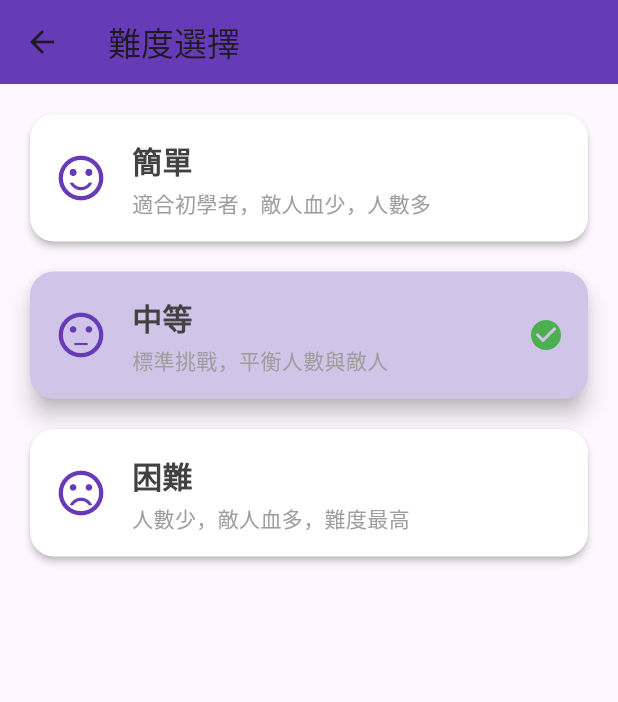
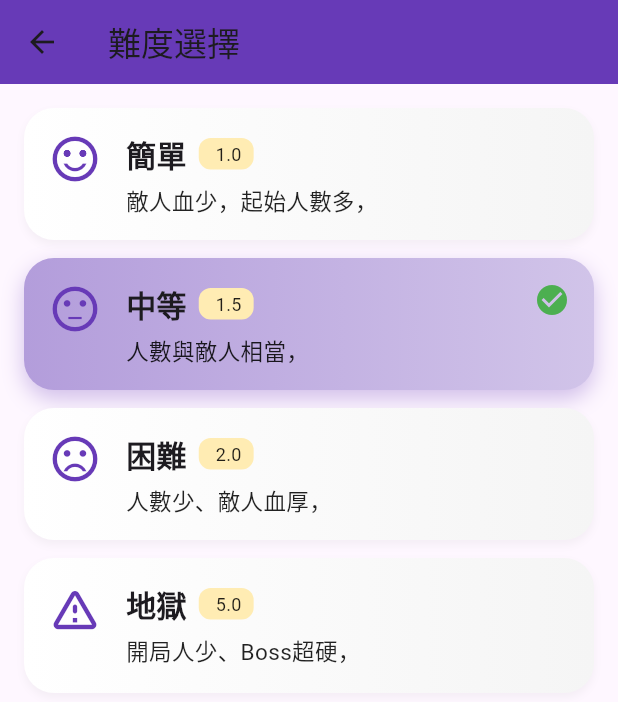
Before and after one commit to timo456/math-clash-web, a Flutter app: the DifficultyPage screen opened directly, on a phone screen of 412 x 824 dp. Shown: the top 702 px of the screen. Run offline on Flutter 3.47's test engine with Material 3 defaults, Android fonts, the phone set to English and light mode, and no system bars; our stand-ins replace audioplayers, cloud_firestore, firebase_auth, firebase_core, google_sign_in, shared_preferences; accounts and stored records are empty.

Commit message:
??靽格??摩??Ｘ?摮?

```diff
--- a/lib/difficulty_page.dart
+++ b/lib/difficulty_page.dart
@@ -38,9 +38,26 @@ class _DifficultyPageState extends State<DifficultyPage> {
   @override
   Widget build(BuildContext context) {
     final difficulties = [
-      {'label': '簡單', 'desc': '適合初學者，敵人血少，人數多', 'icon': Icons.sentiment_satisfied_alt},
-      {'label': '中等', 'desc': '標準挑戰，平衡人數與敵人', 'icon': Icons.sentiment_neutral},
-      {'label': '困難', 'desc': '人數少，敵人血多，難度最高', 'icon': Icons.sentiment_very_dissatisfied},
+      {
+        'label': '簡單',
+        'desc': '👶 適合新手：敵人血少，起始人數多，得分倍率 1.0x',
+        'icon': Icons.sentiment_satisfied_alt
+      },
+      {
+        'label': '中等',
+        'desc': '⚖️ 平衡挑戰：人數與敵人相當，得分倍率 1.5x',
+        'icon': Icons.sentiment_neutral
+      },
+      {
+        'label': '困難',
+        'desc': '😓 高手入門：人數少、敵人血厚，得分倍率 2.0x',
+        'icon': Icons.sentiment_very_dissatisfied
+      },
+      {
+        'label': '地獄',
+        'desc': '🔥 地獄模式：開局人少、Boss超硬，得分倍率 5.0x',
+        'icon': Icons.warning_amber_rounded
+      },
     ];
 
     return Scaffold(
@@ -58,13 +75,21 @@ class _DifficultyPageState extends State<DifficultyPage> {
 
           return GestureDetector(
             onTap: () => _setDifficulty(item['label'].toString()),
-            child: Card(
-              elevation: isSelected ? 6 : 2,
-              color: isSelected ? Colors.deepPurple.shade100 : Colors.white,
-              shape: RoundedRectangleBorder(borderRadius: BorderRadius.circular(16)),
-              child: Padding(
-                padding: const EdgeInsets.all(16.0),
+            child: AnimatedContainer(
+              duration: const Duration(milliseconds: 300),
+              curve: Curves.easeOut,
+              decoration: BoxDecoration(
+                gradient: isSelected
+                    ? LinearGradient(colors: [Colors.deepPurple.shade200, Colors.deepPurple.shade100])
+                    : LinearGradient(colors: [Colors.white, Colors.grey.shade100]),
+                borderRadius: BorderRadius.circular(20),
+                boxShadow: isSelected
+                    ? [BoxShadow(color: Colors.deepPurple.withOpacity(0.3), blurRadius: 12, offset: Offset(0, 6))]
+                    : [BoxShadow(color: Colors.grey.withOpacity(0.1), blurRadius: 4, offset: Offset(0, 3))],
+              ),
+              padding: const EdgeInsets.all(16),
               child: Row(
+                crossAxisAlignment: CrossAxisAlignment.start,
                 children: [
                   Icon(item['icon'] as IconData, size: 36, color: Colors.deepPurple),
                   const SizedBox(width: 16),
@@ -72,18 +97,37 @@ class _DifficultyPageState extends State<DifficultyPage> {
                     child: Column(
                       crossAxisAlignment: CrossAxisAlignment.start,
                       children: [
+                        Row(
+                          children: [
                             Text(
                               item['label'].toString(),
-                            style: TextStyle(
+                              style: const TextStyle(
                                 fontSize: 20,
                                 fontWeight: FontWeight.bold,
-                              color: Colors.grey[800],
                               ),
                             ),
-                          const SizedBox(height: 4),
+                            const SizedBox(width: 8),
+                            Container(
+                              padding: const EdgeInsets.symmetric(horizontal: 8, vertical: 2),
+                              decoration: BoxDecoration(
+                                color: Colors.amber.shade100,
+                                borderRadius: BorderRadius.circular(8),
+                              ),
+                              child: Text(
+                                item['desc']
+                                    .toString()
+                                    .split('得分倍率')
+                                    .last
+                                    .replaceAll('x', ''),
+                                style: const TextStyle(fontSize: 12, color: Colors.black87),
+                              ),
+                            )
+                          ],
+                        ),
+                        const SizedBox(height: 6),
                         Text(
-                            item['desc'].toString(),
-                            style: const TextStyle(color: Colors.grey),
+                          item['desc'].toString().split('：').last.split('得分倍率').first.trim(),
+                          style: const TextStyle(fontSize: 15, color: Colors.black87),
                         ),
                       ],
                     ),
@@ -93,7 +137,6 @@ class _DifficultyPageState extends State<DifficultyPage> {
                 ],
               ),
             ),
-            ),
           );
         },
       ),
--- a/lib/guide_page.dart
+++ b/lib/guide_page.dart
@@ -50,32 +50,37 @@ class GuidePage extends StatelessWidget {
             _infoCard(
               icon: Icons.swipe,
               title: '角色移動',
-              content: '透過手指滑動控制主角左右移動，選擇適合的數學閘門。',
+              content: '透過滑動螢幕控制主角左右移動，選擇最有利的數學閘門通過。',
             ),
             _infoCard(
-              icon: Icons.functions,
+              icon: Icons.calculate,
               title: '數學閘門',
-              content: '通過「+」、「×」等閘門來增加角色人數，越多角色越有利！',
+              content: '閘門包含 +、-、×、÷、^、%、? 等多種效果，會改變人數或造成隨機事件。',
             ),
             _infoCard(
-              icon: Icons.dangerous,
-              title: 'Boss 對決',
-              content: '通過跑道後角色會圍攻 Boss，依人數造成傷害，擊敗 Boss 才能過關。',
+              icon: Icons.sports_kabaddi,
+              title: 'Boss 圍攻',
+              content: '關卡尾端角色會自動包圍 Boss 並發動攻擊，角色越多傷害越高。',
+            ),
+            _infoCard(
+              icon: Icons.auto_awesome,
+              title: '特殊效果',
+              content: '隨機閘門 (?) 有機會觸發角色變形、炸彈、分數加倍、顛倒控制等特殊效果。',
             ),
             _infoCard(
               icon: Icons.store,
-              title: '強化道具',
-              content: '在商店中可購買速度提升、護盾（延長耐久）、火力加強（攻擊乘2）等能力。',
+              title: '商店道具',
+              content: '可購買速度提升、護盾（+5 血）、火力加倍（攻擊 x2），每局自動消耗一次。',
             ),
             _infoCard(
-              icon: Icons.leaderboard,
-              title: '排行榜',
-              content: '每次過關後可以輸入暱稱上榜，挑戰最高分並跟好友比一比！',
+              icon: Icons.trending_up,
+              title: '難度模式',
+              content: '提供簡單、中等、困難、地獄四種難度，Boss 血量與分數倍率會跟著提升。',
             ),
             _infoCard(
-              icon: Icons.bolt,
-              title: '難度設定',
-              content: '可選擇簡單、中等、困難三種模式，Boss 血量會隨之變化挑戰性更高。',
+              icon: Icons.emoji_events,
+              title: '排行榜',
+              content: '過關後可輸入暱稱上榜，與其他玩家一較高下，爭奪最高分紀錄！',
             ),
 
           ],
```
Also changed, not shown: lib/game_page.dart (+25 -2 lines). Lines whose indentation alone changed are shown as unchanged.
